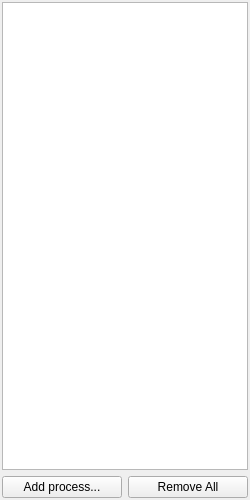
First picture: the form in Applications/DataExplorer/DataView/ModellingTabWidgetBase.ui, repository ufz/ogs, before the edit.
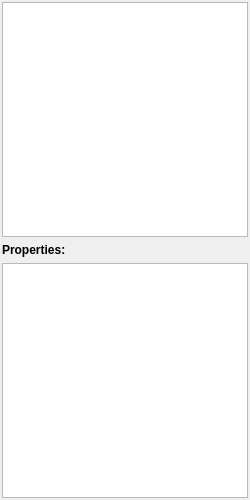
Second picture: the form after the edit. Custom widgets are drawn as their Qt base class.

Commit message: added handling conditions in data explorer

Diff of the .ui file:
```diff
--- a/Applications/DataExplorer/DataView/ModellingTabWidgetBase.ui
+++ b/Applications/DataExplorer/DataView/ModellingTabWidgetBase.ui
@@ -21,25 +21,35 @@
     <widget class="QTreeView" name="treeView"/>
    </item>
    <item>
-    <layout class="QHBoxLayout" name="horizontalLayout">
-     <item>
-      <widget class="QPushButton" name="addProcessButton">
-       <property name="text">
-        <string>Add process...</string>
-       </property>
-      </widget>
-     </item>
-     <item>
-      <widget class="QPushButton" name="deleteAllButton">
-       <property name="text">
-        <string>Remove All</string>
-       </property>
-      </widget>
-     </item>
-    </layout>
+    <widget class="QLabel" name="propertyLabel">
+     <property name="font">
+      <font>
+       <weight>75</weight>
+       <bold>true</bold>
+      </font>
+     </property>
+     <property name="text">
+      <string>Properties:</string>
+     </property>
+    </widget>
+   </item>
+   <item>
+    <widget class="FemConditionView" name="conditionView"/>
    </item>
   </layout>
  </widget>
+ <customwidgets>
+  <customwidget>
+   <class>ProcessView</class>
+   <extends>QTreeView</extends>
+   <header>ProcessView.h</header>
+  </customwidget>
+  <customwidget>
+   <class>FemConditionView</class>
+   <extends>QTreeView</extends>
+   <header location="global">femconditionview.h</header>
+  </customwidget>
+ </customwidgets>
  <resources/>
  <connections/>
 </ui>
```
Left out of the diff: 13 changed lines with no effect on the pictures. The commit also changes 28 other files.
